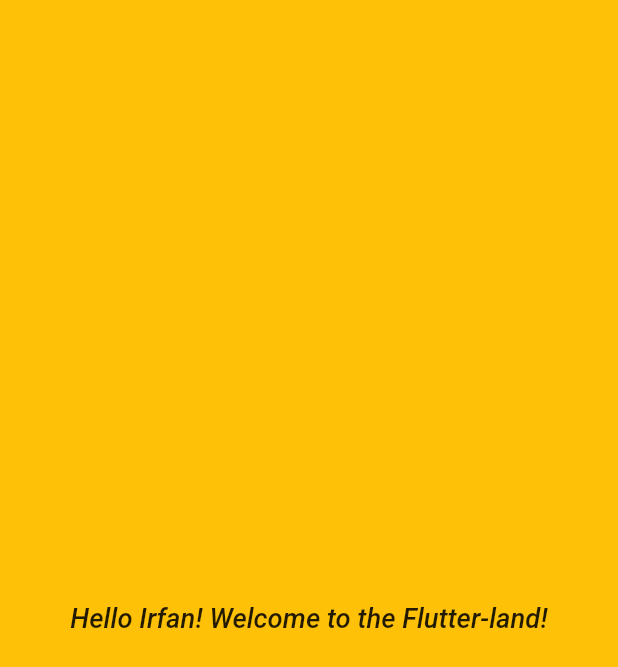
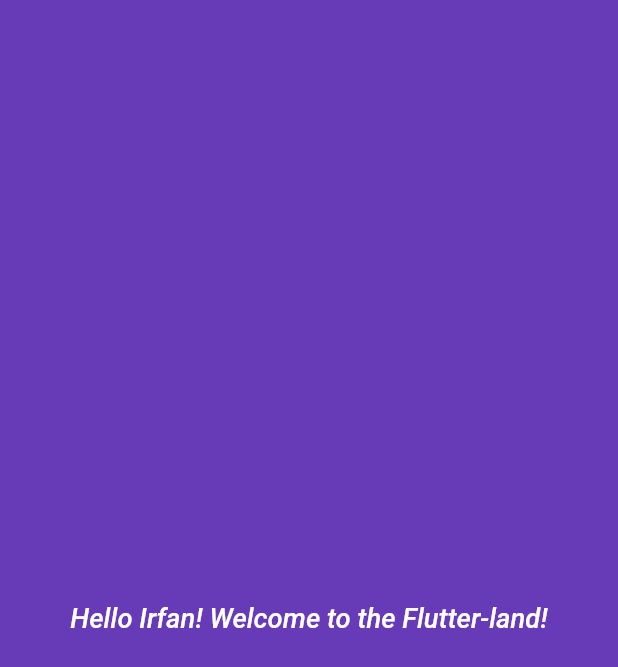
Before and after one commit to irfan87/flutter_hello_world, a Flutter app: the screen it shows after launch, on a phone screen of 412 x 824 dp. Shown: the top 667 px of the screen. Run offline on Flutter 3.47's test engine with Material 2 defaults, Android fonts, the phone set to English and light mode, and no system bars.

Commit message:
refactored the code

```diff
--- a/lib/main.dart
+++ b/lib/main.dart
@@ -1,27 +1,6 @@
 import 'package:flutter/material.dart';
+import 'package:hello_flutter/ui/home.dart';
 
 void main() {
   runApp(Home());
 }
-
-class Home extends StatelessWidget {
-  final String myName = 'Irfan';
-
-  @override
-  Widget build(BuildContext context) {
-    return Material(
-      color: Colors.amber,
-      child: Center(
-        child: Text(
-          "Hello $myName! Welcome to the Flutter-land!",
-          textDirection: TextDirection.ltr,
-          overflow: TextOverflow.ellipsis,
-          style: TextStyle(
-              fontWeight: FontWeight.w500,
-              fontSize: 18.2,
-              fontStyle: FontStyle.italic),
-        ),
-      ),
-    );
-  }
-}
--- /dev/null
+++ b/lib/ui/home.dart
@@ -0,0 +1,24 @@
+import "package:flutter/material.dart";
+
+class Home extends StatelessWidget {
+  final String myName = 'Irfan';
+
+  @override
+  Widget build(BuildContext context) {
+    return Material(
+      color: Colors.deepPurple,
+      child: Center(
+        child: Text(
+          "Hello $myName! Welcome to the Flutter-land!",
+          textDirection: TextDirection.ltr,
+          overflow: TextOverflow.ellipsis,
+          style: TextStyle(
+              fontWeight: FontWeight.w500,
+              fontSize: 18.2,
+              fontStyle: FontStyle.italic,
+              color: Colors.white),
+        ),
+      ),
+    );
+  }
+}
```
